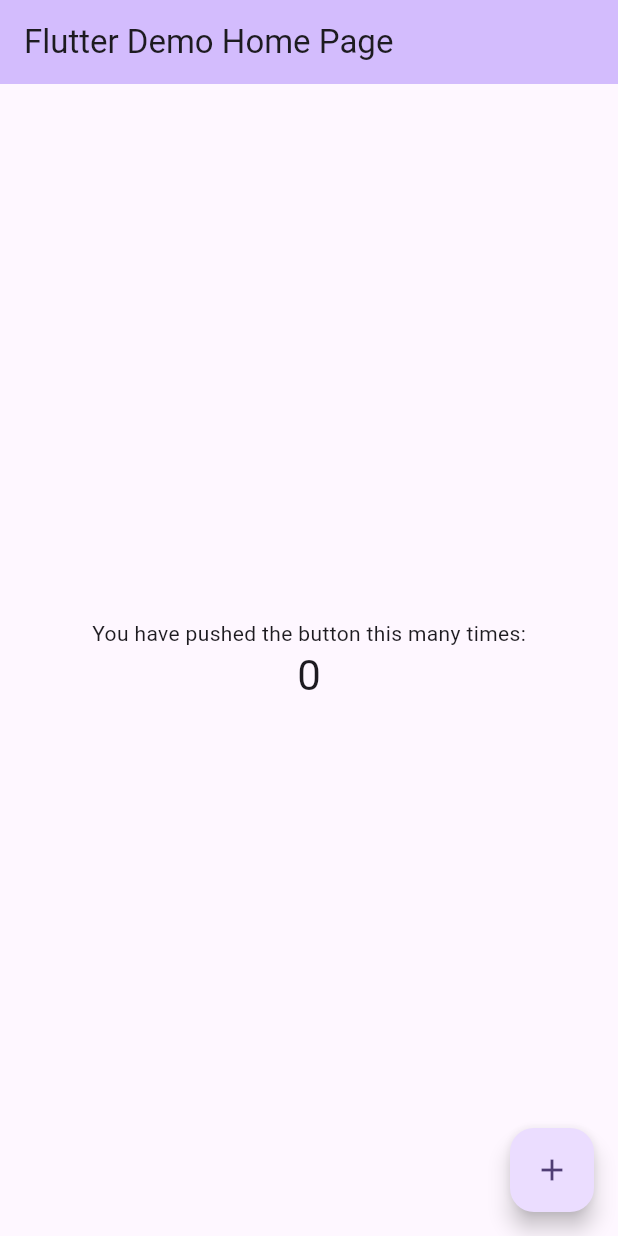
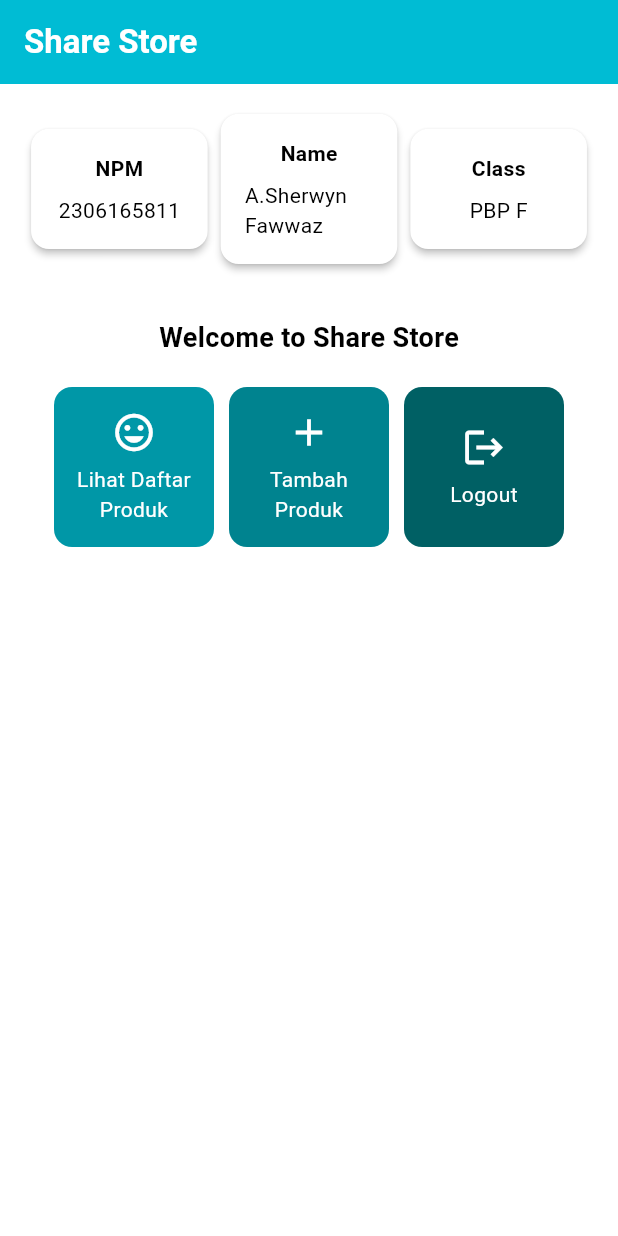
Before and after one commit to SherwynFns/share-store-mobile, a Flutter app: the screen it shows after launch, on a phone screen of 412 x 824 dp. Run offline on Flutter 3.47's test engine with Material 3 defaults, Android fonts, the phone set to English and light mode, and no system bars.

Commit message:
Tugas 7 done

```diff
--- a/share_store/lib/main.dart
+++ b/share_store/lib/main.dart
@@ -1,4 +1,5 @@
 import 'package:flutter/material.dart';
+import 'package:share_store/menu.dart';
 
 void main() {
   runApp(const MyApp());
@@ -11,115 +12,13 @@
   @override
   Widget build(BuildContext context) {
     return MaterialApp(
-      title: 'Flutter Demo',
+      title: 'Mental Health Tracker',
       theme: ThemeData(
-        // This is the theme of your application.
-        //
-        // TRY THIS: Try running your application with "flutter run". You'll see
-        // the application has a purple toolbar. Then, without quitting the app,
-        // try changing the seedColor in the colorScheme below to Colors.green
-        // and then invoke "hot reload" (save your changes or press the "hot
-        // reload" button in a Flutter-supported IDE, or press "r" if you used
-        // the command line to start the app).
-        //
-        // Notice that the counter didn't reset back to zero; the application
-        // state is not lost during the reload. To reset the state, use hot
-        // restart instead.
-        //
-        // This works for code too, not just values: Most code changes can be
-        // tested with just a hot reload.
-        colorScheme: ColorScheme.fromSeed(seedColor: Colors.deepPurple),
-        useMaterial3: true,
+        colorScheme: ColorScheme.fromSwatch(
+              primarySwatch: Colors.cyan,
+        ).copyWith(secondary: Colors.cyan),
       ),
-      home: const MyHomePage(title: 'Flutter Demo Home Page'),
+      home: MyHomePage(),
     );
   }
 }
-
-class MyHomePage extends StatefulWidget {
-  const MyHomePage({super.key, required this.title});
-
-  // This widget is the home page of your application. It is stateful, meaning
-  // that it has a State object (defined below) that contains fields that affect
-  // how it looks.
-
-  // This class is the configuration for the state. It holds the values (in this
-  // case the title) provided by the parent (in this case the App widget) and
-  // used by the build method of the State. Fields in a Widget subclass are
-  // always marked "final".
-
-  final String title;
-
-  @override
-  State<MyHomePage> createState() => _MyHomePageState();
-}
-
-class _MyHomePageState extends State<MyHomePage> {
-  int _counter = 0;
-
-  void _incrementCounter() {
-    setState(() {
-      // This call to setState tells the Flutter framework that something has
-      // changed in this State, which causes it to rerun the build method below
-      // so that the display can reflect the updated values. If we changed
-      // _counter without calling setState(), then the build method would not be
-      // called again, and so nothing would appear to happen.
-      _counter++;
-    });
-  }
-
-  @override
-  Widget build(BuildContext context) {
-    // This method is rerun every time setState is called, for instance as done
-    // by the _incrementCounter method above.
-    //
-    // The Flutter framework has been optimized to make rerunning build methods
-    // fast, so that you can just rebuild anything that needs updating rather
-    // than having to individually change instances of widgets.
-    return Scaffold(
-      appBar: AppBar(
-        // TRY THIS: Try changing the color here to a specific color (to
-        // Colors.amber, perhaps?) and trigger a hot reload to see the AppBar
-        // change color while the other colors stay the same.
-        backgroundColor: Theme.of(context).colorScheme.inversePrimary,
-        // Here we take the value from the MyHomePage object that was created by
-        // the App.build method, and use it to set our appbar title.
-        title: Text(widget.title),
-      ),
-      body: Center(
-        // Center is a layout widget. It takes a single child and positions it
-        // in the middle of the parent.
-        child: Column(
-          // Column is also a layout widget. It takes a list of children and
-          // arranges them vertically. By default, it sizes itself to fit its
-          // children horizontally, and tries to be as tall as its parent.
-          //
-          // Column has various properties to control how it sizes itself and
-          // how it positions its children. Here we use mainAxisAlignment to
-          // center the children vertically; the main axis here is the vertical
-          // axis because Columns are vertical (the cross axis would be
-          // horizontal).
-          //
-          // TRY THIS: Invoke "debug painting" (choose the "Toggle Debug Paint"
-          // action in the IDE, or press "p" in the console), to see the
-          // wireframe for each widget.
-          mainAxisAlignment: MainAxisAlignment.center,
-          children: <Widget>[
-            const Text(
-              'You have pushed the button this many times:',
-            ),
-            Text(
-              '$_counter',
-              style: Theme.of(context).textTheme.headlineMedium,
-            ),
-          ],
-        ),
-      ),
-      floatingActionButton: FloatingActionButton(
-        onPressed: _incrementCounter,
-        tooltip: 'Increment',
-        child: const Icon(Icons.add),
-      ), // This trailing comma makes auto-formatting nicer for build methods.
-    );
-  }
-}
--- /dev/null
+++ b/share_store/lib/menu.dart
@@ -0,0 +1,189 @@
+import 'package:flutter/material.dart';
+
+// Model untuk item homepage dengan atribut name dan icon
+class ItemHomepage {
+  final String name;
+  final IconData icon;
+
+  ItemHomepage(this.name, this.icon);
+}
+
+// Kelas utama aplikasi
+class MyHomePage extends StatelessWidget {
+  final String npm = '2306165811'; // NPM
+  final String name = 'A.Sherwyn Fawwaz'; // Nama
+  final String className = 'PBP F'; // Kelas
+
+  MyHomePage({super.key});
+
+  final List<ItemHomepage> items = [
+    ItemHomepage("Lihat Daftar Produk", Icons.mood),
+    ItemHomepage("Tambah Produk", Icons.add),
+    ItemHomepage("Logout", Icons.logout),
+  ];
+
+  @override
+  Widget build(BuildContext context) {
+    // Scaffold menyediakan struktur dasar halaman dengan AppBar dan body.
+    return Scaffold(
+      // AppBar adalah bagian atas halaman yang menampilkan judul.
+      appBar: AppBar(
+        // Judul aplikasi "Share Store" dengan teks putih dan tebal.
+        title: const Text(
+          'Share Store',
+          style: TextStyle(
+            color: Colors.white,
+            fontWeight: FontWeight.bold,
+          ),
+        ),
+        // Warna latar belakang AppBar diambil dari skema warna tema aplikasi.
+        backgroundColor: Theme.of(context).colorScheme.primary,
+      ),
+      // Body halaman dengan padding di sekelilingnya.
+      body: Padding(
+        padding: const EdgeInsets.all(16.0),
+        // Menyusun widget secara vertikal dalam sebuah kolom.
+        child: Column(
+          crossAxisAlignment: CrossAxisAlignment.center,
+          children: [
+            // Row untuk menampilkan 3 InfoCard secara horizontal.
+            Row(
+              mainAxisAlignment: MainAxisAlignment.spaceEvenly,
+              children: [
+                InfoCard(title: 'NPM', content: npm),
+                InfoCard(title: 'Name', content: name),
+                InfoCard(title: 'Class', content: className),
+              ],
+            ),
+
+            // Memberikan jarak vertikal 16 unit.
+            const SizedBox(height: 16.0),
+
+            // Menempatkan widget berikutnya di tengah halaman.
+            Center(
+              child: Column(
+                // Menyusun teks dan grid item secara vertikal.
+
+                children: [
+                  // Menampilkan teks sambutan dengan gaya tebal dan ukuran 18.
+                  const Padding(
+                    padding: EdgeInsets.only(top: 16.0),
+                    child: Text(
+                      'Welcome to Share Store',
+                      style: TextStyle(
+                        fontWeight: FontWeight.bold,
+                        fontSize: 18.0,
+                      ),
+                    ),
+                  ),
+
+                  // Grid untuk menampilkan ItemCard dalam bentuk grid 3 kolom.
+                  GridView.count(
+                    primary: true,
+                    padding: const EdgeInsets.all(20),
+                    crossAxisSpacing: 10,
+                    mainAxisSpacing: 10,
+                    crossAxisCount: 3,
+                    // Agar grid menyesuaikan tinggi kontennya.
+                    shrinkWrap: true,
+
+                    // Menampilkan ItemCard untuk setiap item dalam list items.
+                    children: items.map((ItemHomepage item) {
+                      return ItemCard(item);
+                    }).toList(),
+                  ),
+                ],
+              ),
+            ),
+          ],
+        ),
+      ),
+    );
+  }
+}
+
+// Kelas untuk menampilkan tombol card dengan icon dan text
+class ItemCard extends StatelessWidget {
+  final ItemHomepage item;
+
+  const ItemCard(this.item, {super.key});
+
+  @override
+  Widget build(BuildContext context) {
+    Color backgroundColor;
+    if (item.name == "Lihat Daftar Produk") {
+      backgroundColor = Colors.cyan.shade700;
+    } else if (item.name == "Tambah Produk") {
+      backgroundColor = Colors.cyan.shade800;
+    } else if (item.name == "Logout") {
+      backgroundColor = Colors.cyan.shade900;
+    } else {
+      backgroundColor = Theme.of(context).colorScheme.secondary; // Default
+    }
+
+    return Material(
+      color: backgroundColor,
+      // color: Theme.of(context).colorScheme.secondary,
+      borderRadius: BorderRadius.circular(12),
+      child: InkWell(
+        onTap: () {
+          ScaffoldMessenger.of(context)
+            ..hideCurrentSnackBar()
+            ..showSnackBar(
+              SnackBar(content: Text("Kamu telah menekan tombol ${item.name}!")),
+            );
+        },
+        child: Container(
+          padding: const EdgeInsets.all(8),
+          child: Center(
+            child: Column(
+              mainAxisAlignment: MainAxisAlignment.center,
+              children: [
+                Icon(
+                  item.icon,
+                  color: Colors.white,
+                  size: 30.0,
+                ),
+                const Padding(padding: EdgeInsets.all(3)),
+                Text(
+                  item.name,
+                  textAlign: TextAlign.center,
+                  style: const TextStyle(color: Colors.white),
+                ),
+              ],
+            ),
+          ),
+        ),
+      ),
+    );
+  }
+}
+
+// Kartu informasi yang menampilkan title dan content
+class InfoCard extends StatelessWidget {
+  final String title;
+  final String content;
+
+  const InfoCard({super.key, required this.title, required this.content});
+
+  @override
+  Widget build(BuildContext context) {
+    return Card(
+      elevation: 2.0,
+      child: Container(
+        width: MediaQuery.of(context).size.width / 3.5,
+        padding: const EdgeInsets.all(16.0),
+        child: Column(
+          children: [
+            Text(
+              title,
+              style: const TextStyle(fontWeight: FontWeight.bold),
+            ),
+            const SizedBox(height: 8.0),
+            Text(content),
+          ],
+        ),
+      ),
+    );
+  }
+}
```
